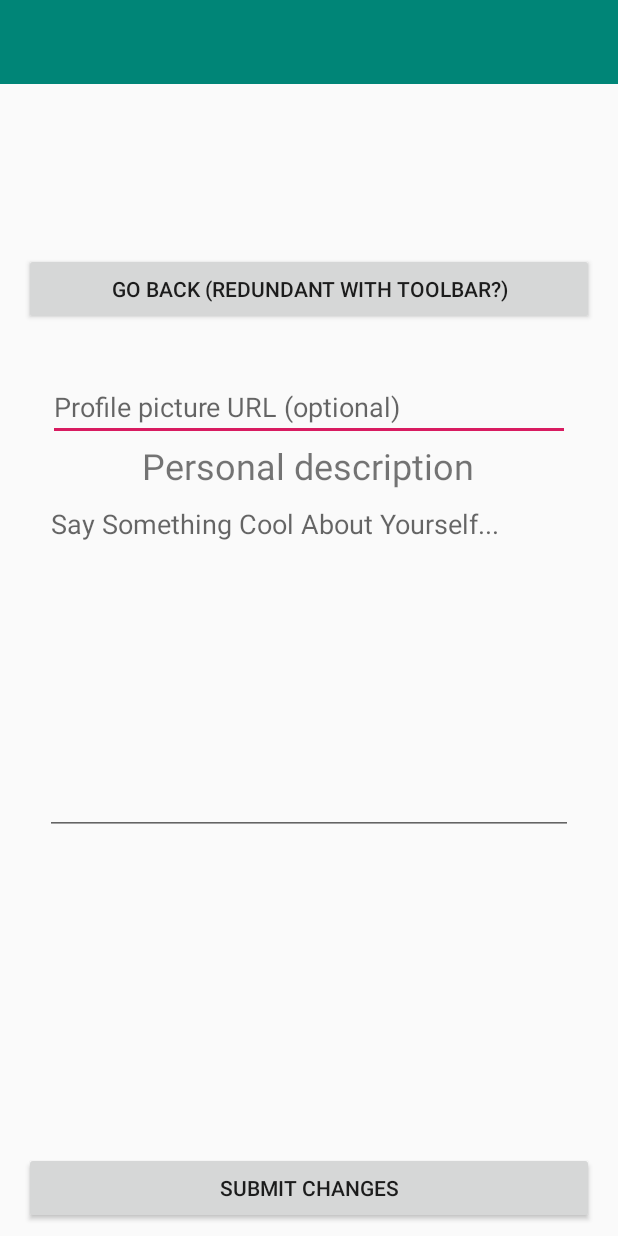
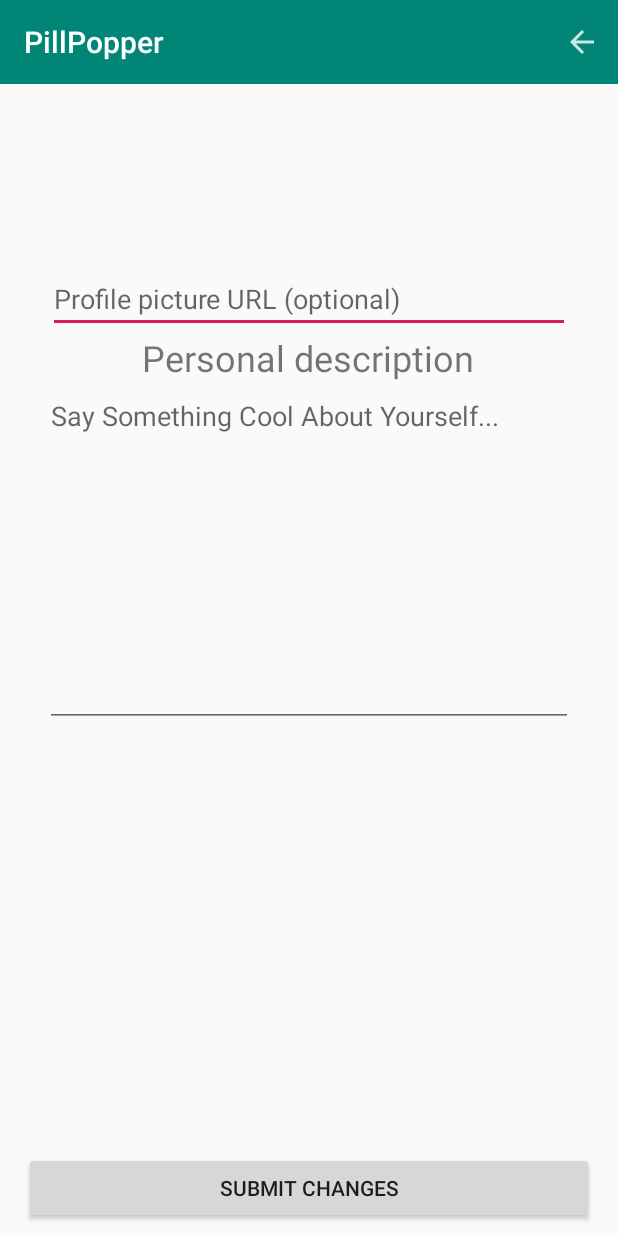
Before and after one commit to zyc1996/CS401_Group3_Project3, an Android app: the ProfileEditActivity screen opened directly, with no data from a screen before it, on a phone screen of 412 x 824 dp. Run offline under Robolectric (Android 15) with nearby library versions, the phone set to English and light mode, and no system bars; 2 statements that could not run were skipped.

Commit message:
+Toolbars

```diff
--- a/app/src/main/java/cs401/group3/pillpopper/ui/PatientProfileActivity.java
+++ b/app/src/main/java/cs401/group3/pillpopper/ui/PatientProfileActivity.java
@@ -73,7 +73,7 @@ public class PatientProfileActivity extends AppCompatActivity {
     }
 
     public void onBack(MenuItem back) {
-        Intent intent = new Intent(this, LoginStartActivity.class);
+        Intent intent = new Intent(this, HomepagePatientActivity.class);
         startActivity(intent);
     }
 
--- a/app/src/main/java/cs401/group3/pillpopper/ui/ProfileEditActivity.java
+++ b/app/src/main/java/cs401/group3/pillpopper/ui/ProfileEditActivity.java
@@ -3,11 +3,14 @@ package cs401.group3.pillpopper.ui;
 import android.content.Intent;
 import android.os.Bundle;
 import android.util.Log;
+import android.view.Menu;
+import android.view.MenuItem;
 import android.view.View;
 import android.widget.EditText;
 import android.widget.TextView;
 
 import androidx.appcompat.app.AppCompatActivity;
+import androidx.appcompat.widget.Toolbar;
 
 import cs401.group3.pillpopper.R;
 
@@ -26,12 +29,30 @@ public class ProfileEditActivity extends AppCompatActivity {
         String name = intent.getExtras().getString("name");
         String description = intent.getExtras().getString("description");
 
+        // Find the toolbar view inside the activity layout
+        Toolbar toolbar = (Toolbar) findViewById(R.id.profileEditToolbar);
+        // Sets the Toolbar to act as the ActionBar for this Activity window.
+        setSupportActionBar(toolbar);
+
         mName = findViewById(R.id.user_name);
         mPictureURL = findViewById(R.id.profile_pic_url_fill);
         mDescription = findViewById(R.id.patient_description_edit);
 
         mName.setText(name);
         mDescription.setText(description);
+    }
+
+    // Menu icons are inflated just as they were with actionbar
+    @Override
+    public boolean onCreateOptionsMenu(Menu menu) {
+        // Inflate the menu; this adds items to the action bar if it is present.
+        getMenuInflater().inflate(R.menu.menu_back, menu);
+        return true;
+    }
+
+    public void onBack(MenuItem back) {
+        Intent intent = new Intent(this, PatientProfileActivity.class);
+        startActivity(intent);
     }
 
     public void confirmChanges(View view){
--- a/app/src/main/res/layout/activity_profile_edit.xml
+++ b/app/src/main/res/layout/activity_profile_edit.xml
@@ -41,18 +41,6 @@
         app:layout_constraintStart_toStartOf="parent"
         app:layout_constraintTop_toBottomOf="@+id/profile_pic_url_fill" />
 
-    <Button
-            android:id="@+id/unconfirmed_usage_button"
-            android:layout_width="0dp"
-            android:layout_height="wrap_content"
-            android:layout_marginStart="16dp"
-            android:layout_marginTop="16dp"
-            android:layout_marginEnd="16dp"
-            android:text="Go Back (redundant with toolbar?)"
-            app:layout_constraintEnd_toEndOf="parent"
-            app:layout_constraintStart_toStartOf="parent"
-            app:layout_constraintTop_toBottomOf="@+id/user_name" />
-
     <TextView
         android:id="@+id/user_name"
         android:layout_width="wrap_content"
@@ -69,12 +57,12 @@
         android:id="@+id/profile_picture"
         android:layout_width="wrap_content"
         android:layout_height="wrap_content"
-            android:layout_marginTop="16dp"
+        android:layout_marginTop="8dp"
+        android:contentDescription="@string/patient_profile_image__description"
         app:layout_constraintEnd_toEndOf="parent"
         app:layout_constraintStart_toStartOf="parent"
-            app:layout_constraintTop_toBottomOf="@+id/unconfirmed_usage_button"
-            tools:srcCompat="@tools:sample/avatars"
-            android:contentDescription="@string/patient_profile_image__description" />
+        app:layout_constraintTop_toBottomOf="@+id/user_name"
+        tools:srcCompat="@tools:sample/avatars" />
 
     <EditText
         android:id="@+id/profile_pic_url_fill"
```
Also changed, not shown: app/src/main/java/cs401/group3/pillpopper/ui/AddPrescriptionActivity.java (+21 -0 lines), app/src/main/java/cs401/group3/pillpopper/ui/MessagesActivity.java (+25 -1 lines). Lines whose indentation alone changed are shown as unchanged.
